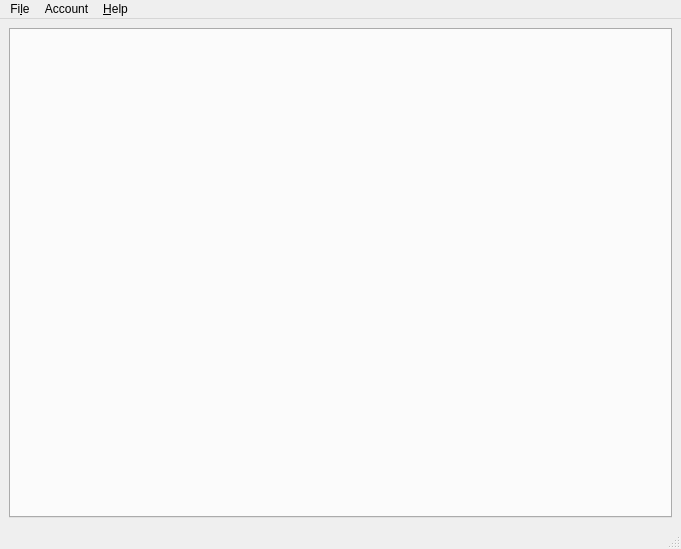
Qt form res/ui/mainwindow.ui (duniter/sakia) before a commit.
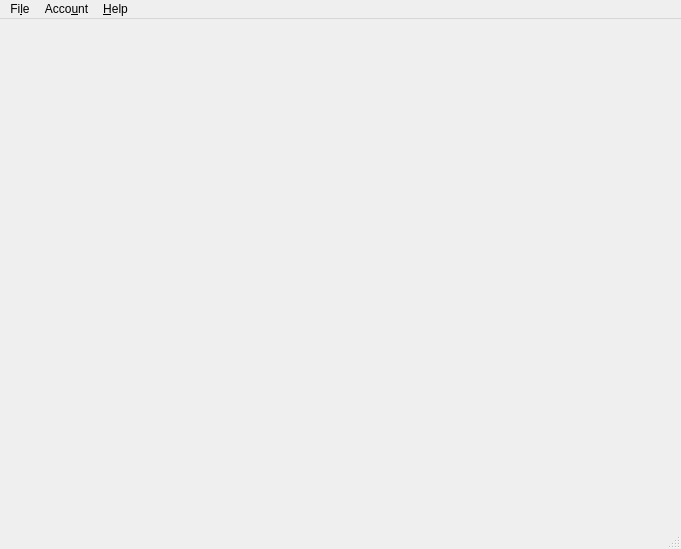
The same form after that commit.

Diff of the .ui file:
```diff
--- a/res/ui/mainwindow.ui
+++ b/res/ui/mainwindow.ui
@@ -14,18 +14,7 @@
    <string notr="true">CuteCoin</string>
   </property>
   <widget class="QWidget" name="centralwidget">
-   <layout class="QVBoxLayout" name="verticalLayout_6">
-    <item>
-     <widget class="QTabWidget" name="currencies_tabwidget">
-      <property name="iconSize">
-       <size>
-        <width>24</width>
-        <height>24</height>
-       </size>
-      </property>
-     </widget>
-    </item>
-   </layout>
+   <layout class="QVBoxLayout" name="verticalLayout_6"/>
   </widget>
   <widget class="QMenuBar" name="menubar">
    <property name="geometry">
@@ -33,7 +22,7 @@
      <x>0</x>
      <y>0</y>
      <width>681</width>
-     <height>25</height>
+     <height>29</height>
     </rect>
    </property>
    <widget class="QMenu" name="menu_file">
@@ -48,7 +37,7 @@
    </widget>
    <widget class="QMenu" name="menu_account">
     <property name="title">
-     <string>Account</string>
+     <string>Acco&amp;unt</string>
     </property>
     <widget class="QMenu" name="menu_contacts_list">
      <property name="title">
```
Left out of the diff: 6 changed lines with no effect on the pictures.
